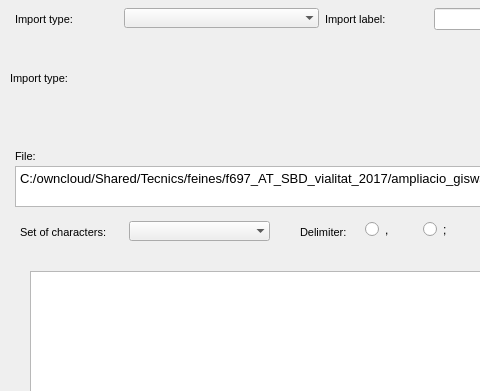
Qt form ui/csv2pg.ui (Giswater/giswater_qgis_plugin) before a commit; both pictures show x 0 to 480 and y 0 to 391 of the 650 by 535 pixel window.
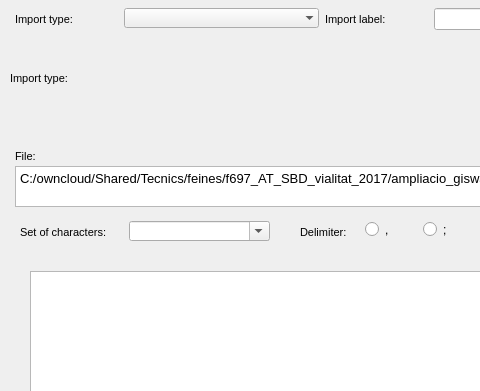
The same form after that commit.

Commit message: #341 populate combo unicode

```diff
--- a/ui/csv2pg.ui
+++ b/ui/csv2pg.ui
@@ -314,11 +314,14 @@
    <property name="autoFillBackground">
     <bool>true</bool>
    </property>
+   <property name="editable">
+    <bool>true</bool>
+   </property>
    <property name="maxVisibleItems">
     <number>8</number>
    </property>
    <property name="frame">
-    <bool>false</bool>
+    <bool>true</bool>
    </property>
   </widget>
   <widget class="QRadioButton" name="rb_semicolon">
```
Left out of the diff: 2 changed lines with no effect on the pictures. The commit also changes 1 other file.
